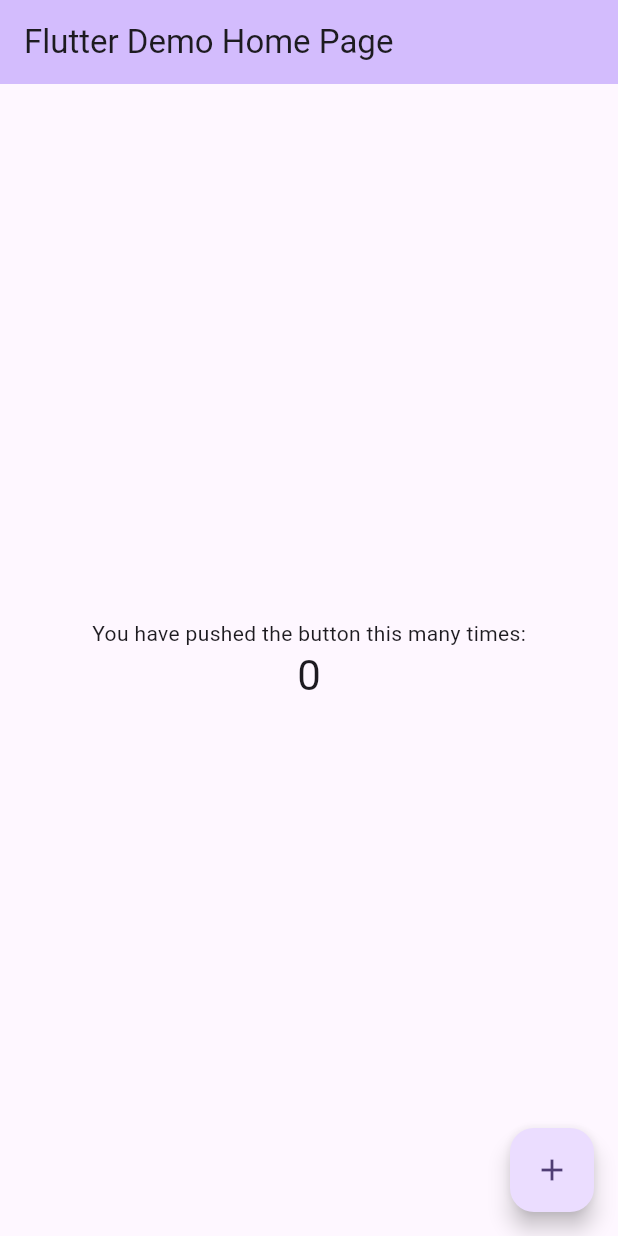
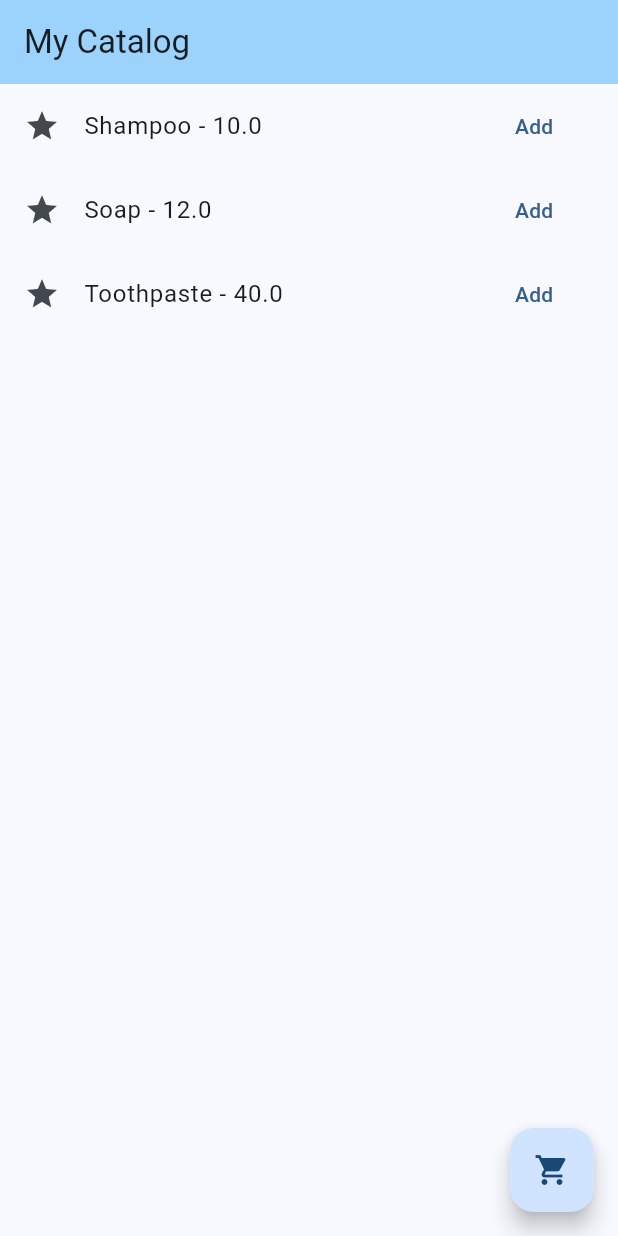
Before and after one commit to luis-dm/exer-6-state-management-luis-dm, a Flutter app: the screen it shows after launch, on a phone screen of 412 x 824 dp. Run offline on Flutter 3.47's test engine with Material 3 defaults, Android fonts, the phone set to English and light mode, and no system bars.

Commit message:
feat: created dart files for the model, provider, and screen

```diff
--- a/lib/main.dart
+++ b/lib/main.dart
@@ -1,125 +1,35 @@
 import 'package:flutter/material.dart';
+import './screen/MyCatalog.dart';
+import './screen/MyCart.dart';
+import './screen/Checkout.dart';
+import 'package:provider/provider.dart';
+import './provider/shoppingcart_provider.dart';
 
 void main() {
-  runApp(const MyApp());
+  runApp(MultiProvider(providers: [
+    ChangeNotifierProvider(create: (context) => ShoppingCart()),
+  ], child: const MyApp()));
 }
 
 class MyApp extends StatelessWidget {
   const MyApp({super.key});
 
-  // This widget is the root of your application.
   @override
   Widget build(BuildContext context) {
     return MaterialApp(
+      debugShowCheckedModeBanner: false,
       title: 'Flutter Demo',
       theme: ThemeData(
-        // This is the theme of your application.
-        //
-        // TRY THIS: Try running your application with "flutter run". You'll see
-        // the application has a purple toolbar. Then, without quitting the app,
-        // try changing the seedColor in the colorScheme below to Colors.green
-        // and then invoke "hot reload" (save your changes or press the "hot
-        // reload" button in a Flutter-supported IDE, or press "r" if you used
-        // the command line to start the app).
-        //
-        // Notice that the counter didn't reset back to zero; the application
-        // state is not lost during the reload. To reset the state, use hot
-        // restart instead.
-        //
-        // This works for code too, not just values: Most code changes can be
-        // tested with just a hot reload.
-        colorScheme: ColorScheme.fromSeed(seedColor: Colors.deepPurple),
+        colorScheme: ColorScheme.fromSeed(seedColor: Colors.blue),
         useMaterial3: true,
       ),
-      home: const MyHomePage(title: 'Flutter Demo Home Page'),
+      initialRoute: '/',
+      routes: {
+        '/cart': (context) => const MyCart(),
+        '/products': (context) => const MyCatalog(),
+        '/checkout': (context) => const Checkout(),
+      },
+      home: const MyCatalog(),
     );
   }
 }
-
-class MyHomePage extends StatefulWidget {
-  const MyHomePage({super.key, required this.title});
-
-  // This widget is the home page of your application. It is stateful, meaning
-  // that it has a State object (defined below) that contains fields that affect
-  // how it looks.
-
-  // This class is the configuration for the state. It holds the values (in this
-  // case the title) provided by the parent (in this case the App widget) and
-  // used by the build method of the State. Fields in a Widget subclass are
-  // always marked "final".
-
-  final String title;
-
-  @override
-  State<MyHomePage> createState() => _MyHomePageState();
-}
-
-class _MyHomePageState extends State<MyHomePage> {
-  int _counter = 0;
-
-  void _incrementCounter() {
-    setState(() {
-      // This call to setState tells the Flutter framework that something has
-      // changed in this State, which causes it to rerun the build method below
-      // so that the display can reflect the updated values. If we changed
-      // _counter without calling setState(), then the build method would not be
-      // called again, and so nothing would appear to happen.
-      _counter++;
-    });
-  }
-
-  @override
-  Widget build(BuildContext context) {
-    // This method is rerun every time setState is called, for instance as done
-    // by the _incrementCounter method above.
-    //
-    // The Flutter framework has been optimized to make rerunning build methods
-    // fast, so that you can just rebuild anything that needs updating rather
-    // than having to individually change instances of widgets.
-    return Scaffold(
-      appBar: AppBar(
-        // TRY THIS: Try changing the color here to a specific color (to
-        // Colors.amber, perhaps?) and trigger a hot reload to see the AppBar
-        // change color while the other colors stay the same.
-        backgroundColor: Theme.of(context).colorScheme.inversePrimary,
-        // Here we take the value from the MyHomePage object that was created by
-        // the App.build method, and use it to set our appbar title.
-        title: Text(widget.title),
-      ),
-      body: Center(
-        // Center is a layout widget. It takes a single child and positions it
-        // in the middle of the parent.
-        child: Column(
-          // Column is also a layout widget. It takes a list of children and
-          // arranges them vertically. By default, it sizes itself to fit its
-          // children horizontally, and tries to be as tall as its parent.
-          //
-          // Column has various properties to control how it sizes itself and
-          // how it positions its children. Here we use mainAxisAlignment to
-          // center the children vertically; the main axis here is the vertical
-          // axis because Columns are vertical (the cross axis would be
-          // horizontal).
-          //
-          // TRY THIS: Invoke "debug painting" (choose the "Toggle Debug Paint"
-          // action in the IDE, or press "p" in the console), to see the
-          // wireframe for each widget.
-          mainAxisAlignment: MainAxisAlignment.center,
-          children: <Widget>[
-            const Text(
-              'You have pushed the button this many times:',
-            ),
-            Text(
-              '$_counter',
-              style: Theme.of(context).textTheme.headlineMedium,
-            ),
-          ],
-        ),
-      ),
-      floatingActionButton: FloatingActionButton(
-        onPressed: _incrementCounter,
-        tooltip: 'Increment',
-        child: const Icon(Icons.add),
-      ), // This trailing comma makes auto-formatting nicer for build methods.
-    );
-  }
-}
--- /dev/null
+++ b/lib/model/Item.dart
@@ -0,0 +1,7 @@
+class Item {
+  String name;
+  double price;
+  int quantity;
+
+  Item(this.name, this.price, this.quantity);
+}
--- /dev/null
+++ b/lib/provider/shoppingcart_provider.dart
@@ -0,0 +1,31 @@
+import 'package:flutter/material.dart';
+import '../model/Item.dart';
+
+class ShoppingCart with ChangeNotifier {
+  final List<Item> _shoppingList = [];
+  double cartTotal = 0;
+  List<Item> get cart => _shoppingList;
+
+  void addItem(Item item) {
+    _shoppingList.add(item);
+    cartTotal = cartTotal + item.price;
+    notifyListeners();
+  }
+
+  void removeAll() {
+    _shoppingList.clear();
+    cartTotal = 0;
+    notifyListeners();
+  }
+
+  void removeItem(String name) {
+    for (int i = 0; i < _shoppingList.length; i++) {
+      if (_shoppingList[i].name == name) {
+        cartTotal = cartTotal - _shoppingList[i].price;
+        _shoppingList.remove(_shoppingList[i]);
+        break;
+      }
+    }
+    notifyListeners();
+  }
+}
--- /dev/null
+++ b/lib/screen/MyCatalog.dart
@@ -0,0 +1,54 @@
+import 'package:flutter/material.dart';
+import '../model/Item.dart';
+import 'package:provider/provider.dart';
+import '../provider/shoppingcart_provider.dart';
+
+class MyCatalog extends StatefulWidget {
+  const MyCatalog({super.key});
+
+  @override
+  State<MyCatalog> createState() => _MyCatalogState();
+}
+
+class _MyCatalogState extends State<MyCatalog> {
+  List<Item> productsCatalog = [
+    Item("Shampoo", 10.00, 2),
+    Item("Soap", 12, 3),
+    Item("Toothpaste", 40, 3),
+  ];
+
+  @override
+  Widget build(BuildContext context) {
+    return Scaffold(
+      appBar: AppBar(
+        title: const Text("My Catalog"),
+        backgroundColor: Color.fromARGB(255, 155, 211, 253),
+      ),
+      body: ListView.builder(
+          itemBuilder: (BuildContext context, int index) {
+            return ListTile(
+              leading: const Icon(Icons.star),
+              title: Text(
+                  "${productsCatalog[index].name} - ${productsCatalog[index].price}"),
+              trailing: TextButton(
+                child: const Text("Add"),
+                onPressed: () {
+                  context.read<ShoppingCart>().addItem(productsCatalog[index]);
+                  ScaffoldMessenger.of(context).showSnackBar(SnackBar(
+                    content: Text("${productsCatalog[index].name} added!"),
+                    duration: const Duration(seconds: 1, milliseconds: 100),
+                  ));
+                },
+              ),
+            );
+          },
+          itemCount: productsCatalog.length),
+      floatingActionButton: FloatingActionButton(
+        child: const Icon(Icons.shopping_cart),
+        onPressed: () {
+          Navigator.pushNamed(context, "/cart");
+        },
+      ),
+    );
+  }
+}
--- a/pubspec.yaml
+++ b/pubspec.yaml
@@ -35,6 +35,7 @@ dependencies:
   # The following adds the Cupertino Icons font to your application.
   # Use with the CupertinoIcons class for iOS style icons.
   cupertino_icons: ^1.0.2
+  provider: ^6.1.2
 
 dev_dependencies:
   flutter_test:
@@ -45,7 +46,7 @@ dev_dependencies:
   # activated in the `analysis_options.yaml` file located at the root of your
   # package. See that file for information about deactivating specific lint
   # rules and activating additional ones.
-  flutter_lints: ^2.0.0
+  flutter_lints: ^3.0.1
 
 # For information on the generic Dart part of this file, see the
 # following page: https://dart.dev/tools/pub/pubspec
```
Also changed, not shown: lib/screen/MyCart.dart (added, +97 -0 lines), pubspec.lock.
